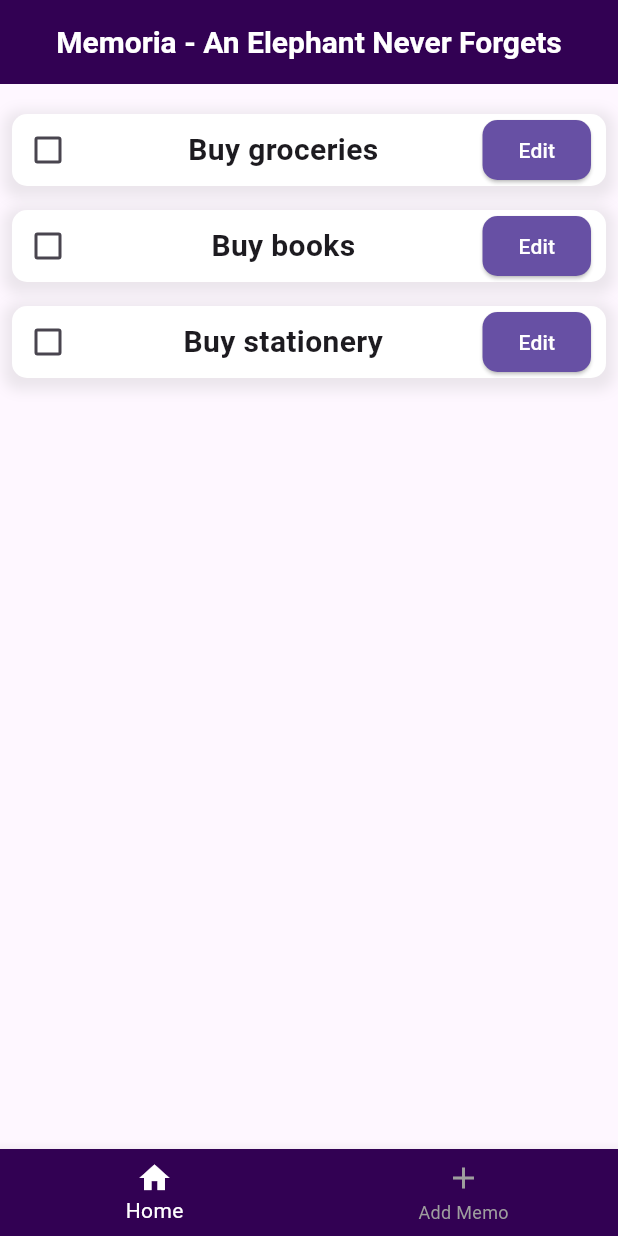
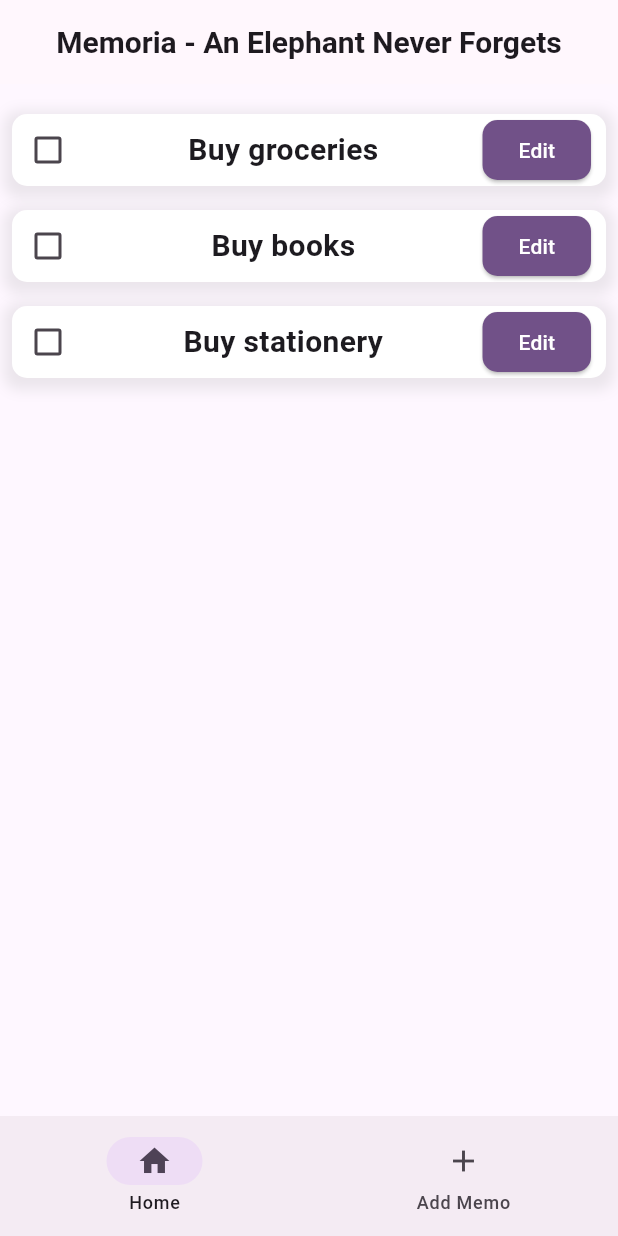
Before and after one commit to TeoDevGerman/Elephant, a Flutter app: the screen it shows after launch, on a phone screen of 412 x 824 dp. Run offline on Flutter 3.47's test engine with Material 3 defaults, Android fonts, the phone set to English and light mode, and no system bars; our stand-ins replace hive_flutter; accounts and stored records are empty.

Commit message:
feat: Light dark Theme + refactoring of bottomnavbar

```diff
--- a/todoapp/lib/main.dart
+++ b/todoapp/lib/main.dart
@@ -5,6 +5,7 @@ import 'package:todoapp/data/database.dart';
 
 import 'pages/add_memo_page.dart';
 import 'pages/home_page.dart';
+
 void main() async {
   // initialize hive
   await Hive.initFlutter(); // Initialize hive
@@ -15,8 +16,6 @@ void main() async {
   log('Hello World2');
 }
 
-
-
 class MyApp extends StatefulWidget {
   const MyApp({super.key});
 
@@ -25,14 +24,18 @@ class MyApp extends StatefulWidget {
 }
 
 class _MyAppState extends State<MyApp> {
-
-
   @override
   Widget build(BuildContext context) {
-    return const MaterialApp(
+    return MaterialApp(
       debugShowCheckedModeBanner: false,
       title: "Memoria",
       home: Home(),
+      theme: ThemeData.light().copyWith(
+          colorScheme:
+              ColorScheme.fromSeed(seedColor: Color.fromRGBO(50, 1, 83, 1))),
+      darkTheme: ThemeData.dark().copyWith(
+          colorScheme:
+              ColorScheme.fromSeed(seedColor: Color.fromRGBO(50, 1, 83, 1))),
     );
   }
 }
@@ -45,7 +48,6 @@ class Home extends StatefulWidget {
 }
 
 class _HomeState extends State<Home> {
-
   final controller = TextEditingController();
 
   final box = Hive.box('myBox');
@@ -65,7 +67,6 @@ class _HomeState extends State<Home> {
     });
     db.saveData();
   }
-
 
   @override
   void initState() {
@@ -108,25 +109,27 @@ class _HomeState extends State<Home> {
   Widget build(BuildContext context) {
     return Scaffold(
       appBar: AppBar(
-        title: const Text("Memoria - An Elephant Never Forgets",
+        title: const Text(
+          "Memoria - An Elephant Never Forgets",
           style: TextStyle(
             fontSize: 20,
             fontWeight: FontWeight.bold,
-          color: Colors.white
           ),
         ),
         centerTitle: true,
-        backgroundColor: color,
       ),
       body: pages[currentPage],
-      bottomNavigationBar: BottomNavigationBar(
-        backgroundColor: color,
+      bottomNavigationBar: buildBottomNavNew(),
+    );
+  }
+
+  Widget buildBottomNav() {
+    return BottomNavigationBar(
       selectedItemColor: Colors.white,
       unselectedItemColor: Colors.grey,
       currentIndex: currentPage,
       onTap: updatePage,
-        items:
-        const <BottomNavigationBarItem>[
+      items: const <BottomNavigationBarItem>[
         BottomNavigationBarItem(
           icon: Icon(Icons.home),
           label: "Home",
@@ -136,7 +139,28 @@ class _HomeState extends State<Home> {
           label: "Add Memo",
         ),
       ],
+    );
+  }
+
+  Widget buildBottomNavNew() {
+    return NavigationBar(
+      // selectedItemColor: Colors.white,
+      // unselectedItemColor: Colors.grey,
+      // currentIndex: currentPage,
+      // onTap: updatePage,
+      selectedIndex: currentPage,
+      onDestinationSelected: updatePage,
+
+      destinations: const [
+        NavigationDestination(
+          icon: Icon(Icons.home),
+          label: "Home",
         ),
+        NavigationDestination(
+          icon: Icon(Icons.add),
+          label: "Add Memo",
+        ),
+      ],
     );
   }
 }
```
Lines whose indentation alone changed are shown as unchanged.
